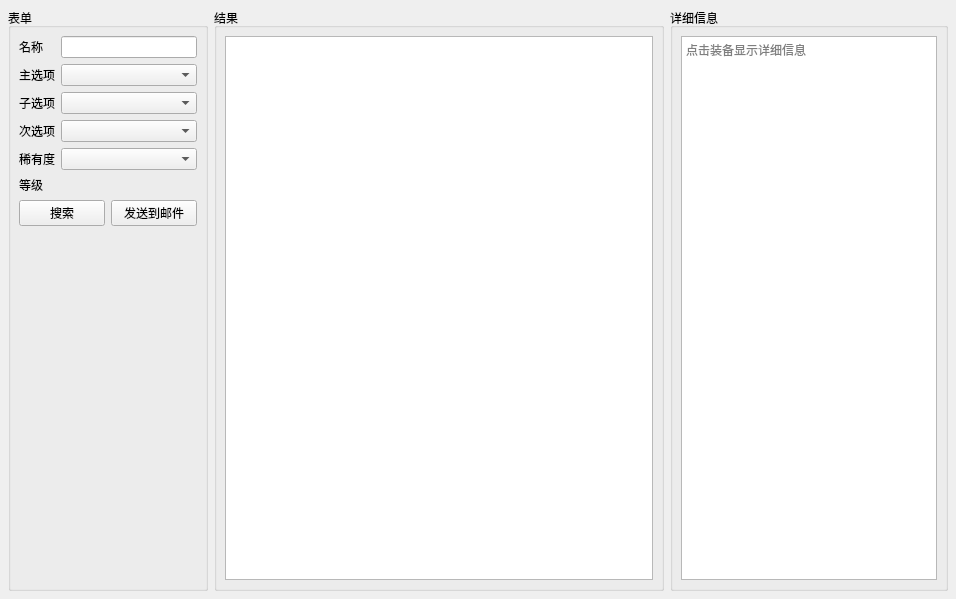
First picture: the form in ui/components/equipment_search/equipment_search.ui, repository evrins/dnf-gm-tool, before the edit.
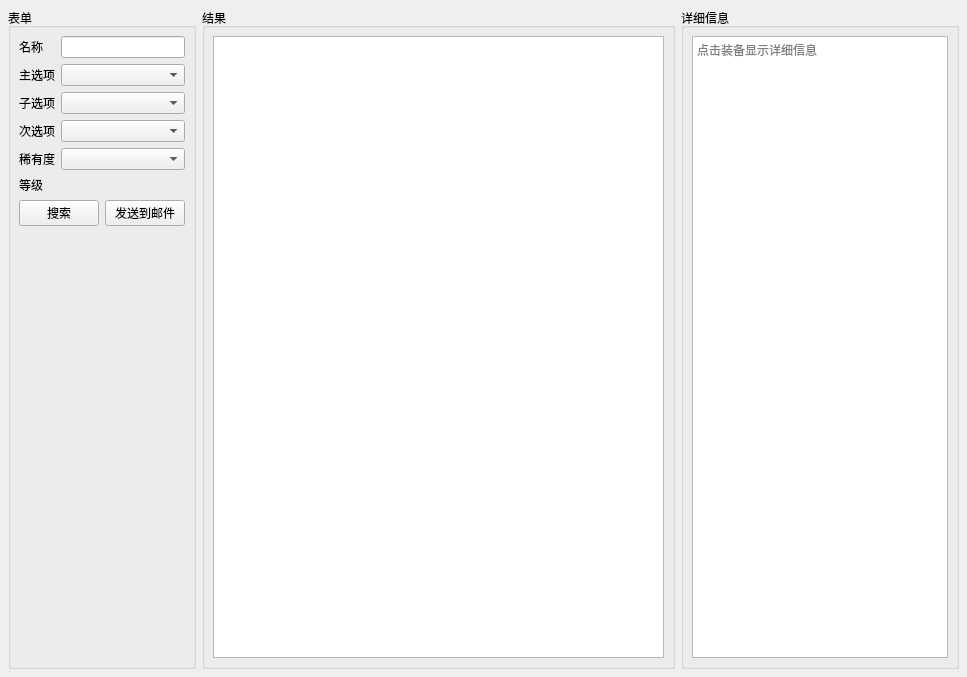
Second picture: the form after the edit. Custom widgets are drawn as their Qt base class.

Commit message: refactor: equipment search detail size

What changed in the file:
```diff
--- a/ui/components/equipment_search/equipment_search.ui
+++ b/ui/components/equipment_search/equipment_search.ui
@@ -6,8 +6,8 @@
    <rect>
     <x>0</x>
     <y>0</y>
-    <width>956</width>
-    <height>599</height>
+    <width>967</width>
+    <height>677</height>
    </rect>
   </property>
   <property name="windowTitle">
@@ -36,13 +36,13 @@
      </property>
      <property name="minimumSize">
       <size>
-       <width>200</width>
+       <width>0</width>
        <height>0</height>
       </size>
      </property>
      <property name="maximumSize">
       <size>
-       <width>200</width>
+       <width>16777215</width>
        <height>16777215</height>
       </size>
      </property>
```
Left out of the diff: 2 changed lines with no effect on the pictures. The commit also changes 1 other file.
